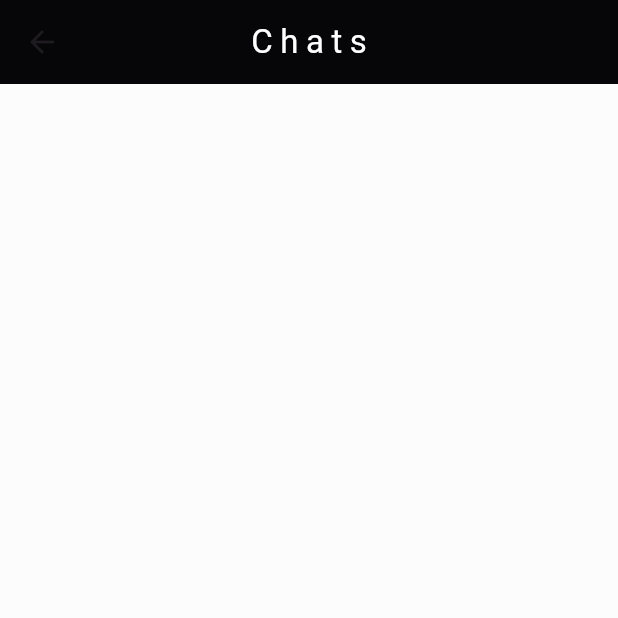
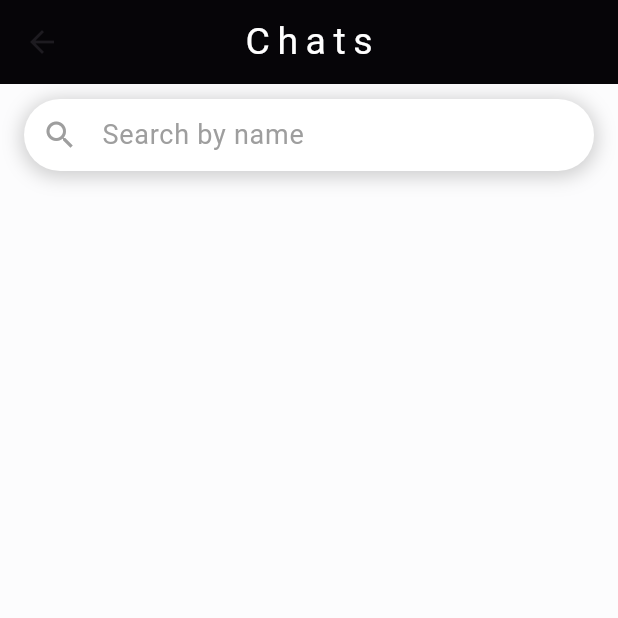
Before and after one commit to MeghaRajesh/Translate_Hub, a Flutter app: the HomeScreen screen opened directly, on a phone screen of 412 x 824 dp, the top half of it. Run offline on Flutter 3.47's test engine with Material 3 defaults, Android fonts, the phone set to English and light mode, and no system bars; our stand-ins replace cloud_firestore, firebase_auth, firebase_core, flutter_tts, get, image_picker and 1 more; missing offline and left inert: translator; accounts and stored records are empty.

Commit message:
28-04-24

```diff
--- a/lib/home_screen.dart
+++ b/lib/home_screen.dart
@@ -2,6 +2,7 @@ import 'package:cloud_firestore/cloud_firestore.dart';
 import 'package:firebase_auth/firebase_auth.dart';
 import 'package:flutter/material.dart';
 import 'package:mechat/screens/chat_screen.dart';
+
 class HomeScreen extends StatefulWidget {
   const HomeScreen({Key? key}) : super(key: key);
 
@@ -12,28 +13,27 @@ class HomeScreen extends StatefulWidget {
 class _HomeScreenState extends State<HomeScreen> {
   final CollectionReference collectionRef =
       FirebaseFirestore.instance.collection('users');
-  String? sName; // Changed variable name to reflect name instead of email
+  String? sName;
   String? currentUserid;
+  String searchQuery = "";
 
   @override
   void initState() {
     super.initState();
     final currentUser = FirebaseAuth.instance.currentUser;
     if (currentUser != null) {
-      currentUserid = currentUser.uid.toString();
-      print('Here is the uid: $currentUserid');
+      currentUserid = currentUser.uid;
+      getCurrentUserName();
+    }
   }
 
-    getCurrentUserName(); // Changed function name
-  }
-
-  void getCurrentUserName() async { // Changed function name
+  void getCurrentUserName() async {
     try {
       DocumentSnapshot documentSnapshot =
           await collectionRef.doc(currentUserid).get();
       if (documentSnapshot.exists) {
         setState(() {
-          sName = documentSnapshot['name'] as String?; // Fetching name instead of email
+          sName = documentSnapshot['name'] as String?;
         });
       }
     } catch (e) {
@@ -49,31 +49,71 @@ class _HomeScreenState extends State<HomeScreen> {
         backgroundColor: Color.fromARGB(255, 6, 5, 8),
         title: const Text(
           'Chats',
-          style: TextStyle(letterSpacing: 5, color: Colors.white),
+          style: TextStyle(
+            fontSize: 25,
+            letterSpacing: 5,
+            color: Colors.white,
+          ),
         ),
         centerTitle: true,
-        // actions: [
-        //   IconButton(
-        //     onPressed: () {
-        //       FirebaseAuth.instance.signOut().then((value) =>
-        //           Navigator.of(context)
-        //               .pushNamedAndRemoveUntil('/signout', (route) => false));
-        //     },
-        //     icon: Icon(Icons.logout, color: Colors.white),
-        //   ),
-        // ],
       ),
-      body: StreamBuilder<QuerySnapshot>(
+      body: Column(
+        children: [
+          Padding(
+            padding: const EdgeInsets.symmetric(vertical: 10, horizontal: 16),
+            child: Container(
+              decoration: BoxDecoration(
+                color: Colors.white,  // White background
+                borderRadius: BorderRadius.circular(25),  // Oval shape
+                boxShadow: [
+                  BoxShadow(
+                    color: Colors.grey.withOpacity(0.5),  // Soft shadow
+                    spreadRadius: 2,
+                    blurRadius: 10,
+                    offset: Offset(0, 2),  // Shadow position
+                  ),
+                ],
+              ),
+              child: TextField(
+                onChanged: (value) {
+                  setState(() {
+                    searchQuery = value;
+                  });
+                },
+                decoration: InputDecoration(
+                  hintText: "Search by name",
+                  hintStyle: TextStyle(color: Colors.grey),
+                  border: InputBorder.none,
+                  prefixIcon: Icon(Icons.search, color: Colors.grey),  // Search icon
+                  contentPadding: EdgeInsets.symmetric(vertical: 10, horizontal: 16),  // Padding for text
+                ),
+                style: TextStyle(
+                  color: Colors.black,  // Text color
+                  fontSize: 18,
+                ),
+              ),
+            ),
+          ),
+          Expanded(  // Ensure the ListView takes the remaining space
+            child: StreamBuilder<QuerySnapshot>(
               stream: collectionRef.snapshots(),
               builder: (BuildContext context, AsyncSnapshot<QuerySnapshot> snapshot) {
                 if (snapshot.connectionState == ConnectionState.waiting) {
                   return const Center(child: CircularProgressIndicator());
                 }
 
+                // Filter users based on search query
+                List<DocumentSnapshot> filteredDocs = snapshot.data!.docs.where(
+                  (doc) {
+                    String userName = (doc['name'] as String).toLowerCase();
+                    return userName.contains(searchQuery.toLowerCase());  // Check if the name contains the search query
+                  },
+                ).toList();
+
                 return ListView.builder(
-            itemCount: snapshot.data!.docs.length,
+                  itemCount: filteredDocs.length,
                   itemBuilder: (context, index) {
-              DocumentSnapshot documentSnapshot = snapshot.data!.docs[index];
+                    DocumentSnapshot documentSnapshot = filteredDocs[index];
                     return currentUserid != documentSnapshot['useruid']
                         ? GestureDetector(
                             child: ListTile(
@@ -88,16 +128,15 @@ class _HomeScreenState extends State<HomeScreen> {
                                   child: Text(
                                     documentSnapshot['name'][0]
                                       .toString()
-                              .toUpperCase(), // Display first letter of the name
+                                      .toUpperCase(),  // First letter of the name
                                     style: TextStyle(
-                                color: Colors.white, // Set text color to white
+                                      color: Colors.white,
                                     ),
                                   ),
                                 ),
                               ),
-
                               title: Text(
-                          documentSnapshot['name'], // Display name instead of email
+                                documentSnapshot['name'],  // Display the user's name
                                 style: const TextStyle(
                                   letterSpacing: 3,
                                   fontSize: 15,
@@ -107,20 +146,23 @@ class _HomeScreenState extends State<HomeScreen> {
                             onTap: () {
                               Navigator.push(
                                 context,
-                          MaterialPageRoute(builder: (context) =>
-                              ChatScreen(
-                                  usermail: documentSnapshot['name'].toString(), // Pass name instead of email
-                                  mail: sName.toString(), // Pass current user's name
+                                MaterialPageRoute(
+                                  builder: (context) => ChatScreen(
+                                    usermail: documentSnapshot['name'].toString(),  // Pass name
+                                    mail: sName.toString(),
                                   ),
                                 ),
                               );
                             },
                           )
-                  : SizedBox.shrink();
+                        : SizedBox.shrink();  // Don't display if it's the current user
                   },
                 );
               },
             ),
+          ),
+        ],
+      ),
     );
   }
 }
```
Lines whose indentation alone changed are shown as unchanged.
